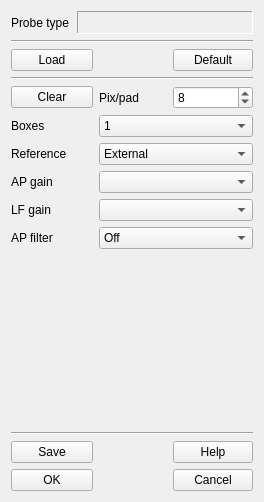
Before: the Qt Designer form Forms/ShankEditTab.ui in billkarsh/SpikeGLX, drawn with Qt 5.
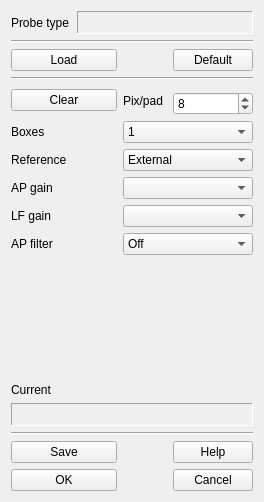
After: the same form once the commit is applied.

Patch:
```diff
--- a/Forms/ShankEditTab.ui
+++ b/Forms/ShankEditTab.ui
@@ -33,7 +33,7 @@
      </property>
     </widget>
    </item>
-   <item row="2" column="0" colspan="2">
+   <item row="2" column="0" rowspan="2" colspan="2">
     <widget class="QPushButton" name="loadBut">
      <property name="sizePolicy">
       <sizepolicy hsizetype="Preferred" vsizetype="Fixed">
@@ -49,20 +49,7 @@
      </property>
     </widget>
    </item>
-   <item row="2" column="2">
-    <spacer name="horizontalSpacer">
-     <property name="orientation">
-      <enum>Qt::Horizontal</enum>
-     </property>
-     <property name="sizeHint" stdset="0">
-      <size>
-       <width>40</width>
-       <height>20</height>
-      </size>
-     </property>
-    </spacer>
-   </item>
-   <item row="2" column="3">
+   <item row="2" column="3" rowspan="2">
     <widget class="QPushButton" name="defBut">
      <property name="sizePolicy">
       <sizepolicy hsizetype="Preferred" vsizetype="Fixed">
@@ -78,7 +65,20 @@
      </property>
     </widget>
    </item>
-   <item row="3" column="0" colspan="4">
+   <item row="3" column="2">
+    <spacer name="horizontalSpacer">
+     <property name="orientation">
+      <enum>Qt::Horizontal</enum>
+     </property>
+     <property name="sizeHint" stdset="0">
+      <size>
+       <width>40</width>
+       <height>20</height>
+      </size>
+     </property>
+    </spacer>
+   </item>
+   <item row="4" column="0" colspan="4">
     <widget class="Line" name="line">
      <property name="sizePolicy">
       <sizepolicy hsizetype="MinimumExpanding" vsizetype="Fixed">
@@ -97,7 +97,7 @@
      </property>
     </widget>
    </item>
-   <item row="4" column="0" colspan="2">
+   <item row="5" column="0" rowspan="2" colspan="2">
     <widget class="QPushButton" name="clearBut">
      <property name="sizePolicy">
       <sizepolicy hsizetype="Preferred" vsizetype="Fixed">
@@ -113,14 +113,14 @@
      </property>
     </widget>
    </item>
-   <item row="4" column="2">
+   <item row="5" column="2" rowspan="2">
     <widget class="QLabel" name="label_6">
      <property name="text">
       <string>Pix/pad</string>
      </property>
     </widget>
    </item>
-   <item row="4" column="3">
+   <item row="6" column="3">
     <widget class="QSpinBox" name="ypixSB">
      <property name="sizePolicy">
       <sizepolicy hsizetype="Expanding" vsizetype="Fixed">
@@ -145,21 +145,21 @@
      </property>
     </widget>
    </item>
-   <item row="5" column="0">
+   <item row="7" column="0">
     <widget class="QLabel" name="label_2">
      <property name="text">
       <string>Boxes</string>
      </property>
     </widget>
    </item>
-   <item row="6" column="0">
+   <item row="8" column="0">
     <widget class="QLabel" name="label_3">
      <property name="text">
       <string>Reference</string>
      </property>
     </widget>
    </item>
-   <item row="6" column="2" colspan="2">
+   <item row="8" column="2" colspan="2">
     <widget class="QComboBox" name="rfCB">
      <property name="sizePolicy">
       <sizepolicy hsizetype="Expanding" vsizetype="Fixed">
@@ -174,14 +174,14 @@
      </item>
     </widget>
    </item>
-   <item row="7" column="0">
+   <item row="9" column="0">
     <widget class="QLabel" name="label">
      <property name="text">
       <string>AP gain</string>
      </property>
     </widget>
    </item>
-   <item row="7" column="2" colspan="2">
+   <item row="9" column="2" colspan="2">
     <widget class="QComboBox" name="apCB">
      <property name="sizePolicy">
       <sizepolicy hsizetype="Expanding" vsizetype="Fixed">
@@ -191,14 +191,14 @@
      </property>
     </widget>
    </item>
-   <item row="8" column="0">
+   <item row="10" column="0">
     <widget class="QLabel" name="label_4">
      <property name="text">
       <string>LF gain</string>
      </property>
     </widget>
    </item>
-   <item row="8" column="2" colspan="2">
+   <item row="10" column="2" colspan="2">
     <widget class="QComboBox" name="lfCB">
      <property name="sizePolicy">
       <sizepolicy hsizetype="Expanding" vsizetype="Fixed">
@@ -208,14 +208,14 @@
      </property>
     </widget>
    </item>
-   <item row="9" column="0">
+   <item row="11" column="0">
     <widget class="QLabel" name="label_5">
      <property name="text">
       <string>AP filter</string>
      </property>
     </widget>
    </item>
-   <item row="10" column="1">
+   <item row="12" column="1">
     <spacer name="verticalSpacer">
      <property name="orientation">
       <enum>Qt::Vertical</enum>
@@ -228,7 +228,20 @@
      </property>
     </spacer>
    </item>
-   <item row="11" column="0" colspan="4">
+   <item row="13" column="0">
+    <widget class="QLabel" name="curTag">
+     <property name="sizePolicy">
+      <sizepolicy hsizetype="Preferred" vsizetype="Preferred">
+       <horstretch>0</horstretch>
+       <verstretch>0</verstretch>
+      </sizepolicy>
+     </property>
+     <property name="text">
+      <string>Current</string>
+     </property>
+    </widget>
+   </item>
+   <item row="15" column="0" colspan="4">
     <widget class="Line" name="line_2">
      <property name="sizePolicy">
       <sizepolicy hsizetype="MinimumExpanding" vsizetype="Fixed">
@@ -247,7 +260,7 @@
      </property>
     </widget>
    </item>
-   <item row="12" column="0" colspan="2">
+   <item row="16" column="0" rowspan="2" colspan="2">
     <widget class="QPushButton" name="saveBut">
      <property name="sizePolicy">
       <sizepolicy hsizetype="Preferred" vsizetype="Fixed">
@@ -263,20 +276,7 @@
      </property>
     </widget>
    </item>
-   <item row="12" column="2">
-    <spacer name="horizontalSpacer_2">
-     <property name="orientation">
-      <enum>Qt::Horizontal</enum>
-     </property>
-     <property name="sizeHint" stdset="0">
-      <size>
-       <width>40</width>
-       <height>20</height>
-      </size>
-     </property>
-    </spacer>
-   </item>
-   <item row="12" column="3">
+   <item row="16" column="3" rowspan="2">
     <widget class="QPushButton" name="helpBut">
      <property name="sizePolicy">
       <sizepolicy hsizetype="Preferred" vsizetype="Fixed">
@@ -289,7 +289,20 @@
      </property>
     </widget>
    </item>
-   <item row="13" column="0" colspan="2">
+   <item row="17" column="2">
+    <spacer name="horizontalSpacer_2">
+     <property name="orientation">
+      <enum>Qt::Horizontal</enum>
+     </property>
+     <property name="sizeHint" stdset="0">
+      <size>
+       <width>40</width>
+       <height>20</height>
+      </size>
+     </property>
+    </spacer>
+   </item>
+   <item row="18" column="0" colspan="2">
     <widget class="QPushButton" name="okBut">
      <property name="sizePolicy">
       <sizepolicy hsizetype="Preferred" vsizetype="Fixed">
@@ -305,7 +318,7 @@
      </property>
     </widget>
    </item>
-   <item row="13" column="2">
+   <item row="18" column="2">
     <spacer name="horizontalSpacer_3">
      <property name="orientation">
       <enum>Qt::Horizontal</enum>
@@ -318,7 +331,7 @@
      </property>
     </spacer>
    </item>
-   <item row="13" column="3">
+   <item row="18" column="3">
     <widget class="QPushButton" name="cancelBut">
      <property name="sizePolicy">
       <sizepolicy hsizetype="Preferred" vsizetype="Fixed">
@@ -334,6 +347,109 @@
      </property>
     </widget>
    </item>
+   <item row="7" column="2" colspan="2">
+    <widget class="QComboBox" name="bxCB">
+     <property name="sizePolicy">
+      <sizepolicy hsizetype="Expanding" vsizetype="Fixed">
+       <horstretch>0</horstretch>
+       <verstretch>0</verstretch>
+      </sizepolicy>
+     </property>
+     <item>
+      <property name="text">
+       <string>1</string>
+      </property>
+     </item>
+    </widget>
+   </item>
+   <item row="11" column="2" colspan="2">
+    <widget class="QComboBox" name="hpCB">
+     <property name="sizePolicy">
+      <sizepolicy hsizetype="Expanding" vsizetype="Fixed">
+       <horstretch>0</horstretch>
+       <verstretch>0</verstretch>
+      </sizepolicy>
+     </property>
+     <item>
+      <property name="text">
+       <string>Off</string>
+      </property>
+     </item>
+     <item>
+      <property name="text">
+       <string>On</string>
+      </property>
+     </item>
+    </widget>
+   </item>
+   <item row="14" column="0" colspan="4">
+    <widget class="QLabel" name="curLbl">
+     <property name="enabled">
+      <bool>true</bool>
+     </property>
+     <property name="sizePolicy">
+      <sizepolicy hsizetype="Expanding" vsizetype="Fixed">
+       <horstretch>1</horstretch>
+       <verstretch>0</verstretch>
+      </sizepolicy>
+     </property>
+     <property name="minimumSize">
+      <size>
+       <width>0</width>
+       <height>23</height>
+      </size>
+     </property>
+     <property name="palette">
+      <palette>
+       <active>
+        <colorrole role="WindowText">
+         <brush brushstyle="SolidPattern">
+          <color alpha="255">
+           <red>71</red>
+           <green>3</green>
+           <blue>34</blue>
+          </color>
+         </brush>
+        </colorrole>
+       </active>
+       <inactive>
+        <colorrole role="WindowText">
+         <brush brushstyle="SolidPattern">
+          <color alpha="255">
+           <red>71</red>
+           <green>3</green>
+           <blue>34</blue>
+          </color>
+         </brush>
+        </colorrole>
+       </inactive>
+       <disabled>
+        <colorrole role="WindowText">
+         <brush brushstyle="SolidPattern">
+          <color alpha="255">
+           <red>106</red>
+           <green>104</green>
+           <blue>100</blue>
+          </color>
+         </brush>
+        </colorrole>
+       </disabled>
+      </palette>
+     </property>
+     <property name="frameShape">
+      <enum>QFrame::Panel</enum>
+     </property>
+     <property name="frameShadow">
+      <enum>QFrame::Sunken</enum>
+     </property>
+     <property name="lineWidth">
+      <number>1</number>
+     </property>
+     <property name="text">
+      <string/>
+     </property>
+    </widget>
+   </item>
    <item row="0" column="0" colspan="4">
     <layout class="QHBoxLayout" name="horizontalLayout">
      <property name="spacing">
@@ -422,41 +538,6 @@
      </item>
     </layout>
    </item>
-   <item row="5" column="2" colspan="2">
-    <widget class="QComboBox" name="bxCB">
-     <property name="sizePolicy">
-      <sizepolicy hsizetype="Expanding" vsizetype="Fixed">
-       <horstretch>0</horstretch>
-       <verstretch>0</verstretch>
-      </sizepolicy>
-     </property>
-     <item>
-      <property name="text">
-       <string>1</string>
-      </property>
-     </item>
-    </widget>
-   </item>
-   <item row="9" column="2" colspan="2">
-    <widget class="QComboBox" name="hpCB">
-     <property name="sizePolicy">
-      <sizepolicy hsizetype="Expanding" vsizetype="Fixed">
-       <horstretch>0</horstretch>
-       <verstretch>0</verstretch>
-      </sizepolicy>
-     </property>
-     <item>
-      <property name="text">
-       <string>Off</string>
-      </property>
-     </item>
-     <item>
-      <property name="text">
-       <string>On</string>
-      </property>
-     </item>
-    </widget>
-   </item>
   </layout>
  </widget>
  <tabstops>
```
